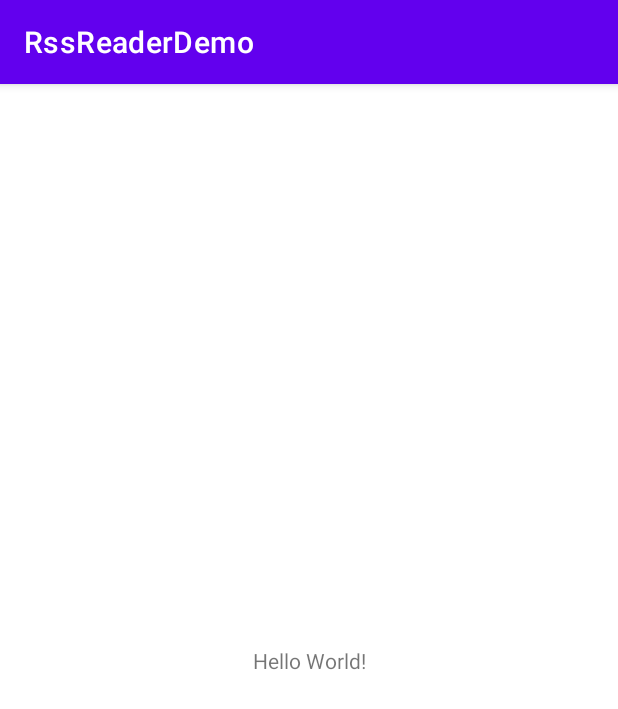
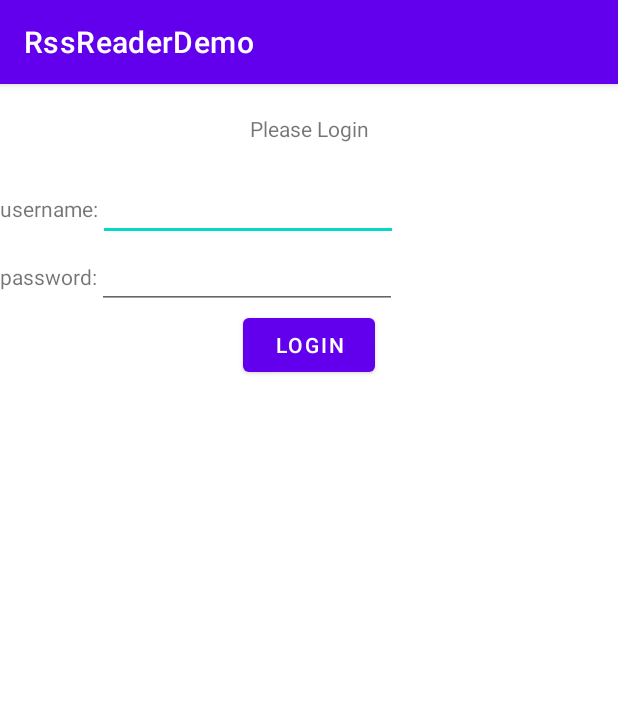
Before and after one commit to caspercba/RssReaderDemo, an Android app: the screen it shows after launch (MainActivity), on a phone screen of 412 x 824 dp. Shown: the top 709 px of the screen. Run offline under Robolectric (Android 15) with nearby library versions, the phone set to English and light mode, and no system bars; our stand-ins replace Dagger/Hilt's generated code.

Commit message:
Now working on the ui Added model/views Some interactions with Repository.kt Added dummy tests

```diff
--- a/app/src/main/java/com/gaspardeelias/rssreaderdemo/MainActivity.kt
+++ b/app/src/main/java/com/gaspardeelias/rssreaderdemo/MainActivity.kt
@@ -2,10 +2,27 @@ package com.gaspardeelias.rssreaderdemo
 
 import androidx.appcompat.app.AppCompatActivity
 import android.os.Bundle
+import com.gaspardeelias.rssreaderdemo.ui.ListFragment
+import com.gaspardeelias.rssreaderdemo.ui.LoginFragment
+import com.gaspardeelias.rssreaderdemo.utils.Prefs
+import dagger.hilt.android.AndroidEntryPoint
+import javax.inject.Inject
 
+@AndroidEntryPoint
 class MainActivity : AppCompatActivity() {
+
+    @Inject
+    lateinit var prefs: Prefs
+
     override fun onCreate(savedInstanceState: Bundle?) {
         super.onCreate(savedInstanceState)
         setContentView(R.layout.activity_main)
+        if (prefs.token.isEmpty()) {
+            supportFragmentManager.beginTransaction()
+                .replace(R.id.fragment_container, LoginFragment()).commit()
+        } else {
+            supportFragmentManager.beginTransaction()
+                .replace(R.id.fragment_container, ListFragment()).commit()
+        }
     }
 }
--- a/app/src/main/java/com/gaspardeelias/rssreaderdemo/di/AppModule.kt
+++ b/app/src/main/java/com/gaspardeelias/rssreaderdemo/di/AppModule.kt
@@ -1,11 +1,14 @@
 package com.gaspardeelias.rssreaderdemo.di
 
+import android.content.Context
 import com.gaspardeelias.rssreaderdemo.BuildConfig
 import com.gaspardeelias.rssreaderdemo.repository.RepositoryImpl
 import com.gaspardeelias.rssreaderdemo.repository.network.RssRetrofit
+import com.gaspardeelias.rssreaderdemo.utils.Prefs
 import dagger.Module
 import dagger.Provides
 import dagger.hilt.InstallIn
+import dagger.hilt.android.qualifiers.ApplicationContext
 import dagger.hilt.components.SingletonComponent
 import okhttp3.OkHttpClient
 import okhttp3.logging.HttpLoggingInterceptor
@@ -47,4 +50,9 @@ object AppModule {
     @Provides
     fun provideRepository(rssRetrofit: RssRetrofit) = RepositoryImpl(rssRetrofit)
 
+    @Singleton
+    @Provides
+    fun providePrefs(@ApplicationContext context: Context) = Prefs(context)
+
+
 }
--- a/app/src/main/java/com/gaspardeelias/rssreaderdemo/repository/Repository.kt
+++ b/app/src/main/java/com/gaspardeelias/rssreaderdemo/repository/Repository.kt
@@ -8,7 +8,7 @@ import com.gaspardeelias.rssreaderdemo.repository.network.dto.LoginDto
 
 interface Repository {
     suspend fun register(user: String, password: String): ResultWrapper<String>
-    suspend fun login(user: String, password: String): ResultWrapper<LoginDto>
+    suspend fun login(user: String, password: String): ResultWrapper<String>
     suspend fun feedSubscribe(url: String): ResultWrapper<Feed>
     suspend fun getFeeds(): ResultWrapper<List<Feed>>
     suspend fun getArticles(feedId: Int): ResultWrapper<List<Article>>
--- a/app/src/main/java/com/gaspardeelias/rssreaderdemo/repository/RepositoryImpl.kt
+++ b/app/src/main/java/com/gaspardeelias/rssreaderdemo/repository/RepositoryImpl.kt
@@ -10,6 +10,7 @@ import com.gaspardeelias.rssreaderdemo.repository.network.dto.RegisterRequest
 import kotlinx.coroutines.CoroutineDispatcher
 import kotlinx.coroutines.Dispatchers
 import kotlinx.coroutines.withContext
+import retrofit2.HttpException
 
 class RepositoryImpl(
     val rssRetrofit: RssRetrofit,
@@ -22,7 +23,7 @@ class RepositoryImpl(
         }
     }
 
-    override suspend fun login(user: String, password: String): ResultWrapper<LoginDto> {
+    override suspend fun login(user: String, password: String): ResultWrapper<String> {
         TODO("Not yet implemented")
     }
 
@@ -49,6 +50,7 @@ class RepositoryImpl(
     override suspend fun articleToggleRead(feedId: Int, articleId: Int): ResultWrapper<Boolean> {
         TODO("Not yet implemented")
     }
+}
 
 suspend fun <T> safeApiCall(
     dispatcher: CoroutineDispatcher,
@@ -62,4 +64,3 @@ class RepositoryImpl(
         }
     }
 }
-}
--- /dev/null
+++ b/app/src/main/java/com/gaspardeelias/rssreaderdemo/ui/ListFragment.kt
@@ -0,0 +1,6 @@
+package com.gaspardeelias.rssreaderdemo.ui
+
+import androidx.fragment.app.Fragment
+
+class ListFragment: Fragment() {
+}
--- /dev/null
+++ b/app/src/main/java/com/gaspardeelias/rssreaderdemo/ui/LoginFragment.kt
@@ -0,0 +1,37 @@
+package com.gaspardeelias.rssreaderdemo.ui
+
+import android.os.Bundle
+import android.view.LayoutInflater
+import android.view.View
+import android.view.ViewGroup
+import androidx.fragment.app.Fragment
+import androidx.fragment.app.viewModels
+import com.gaspardeelias.rssreaderdemo.R
+import com.gaspardeelias.rssreaderdemo.repository.network.RssRetrofit
+import javax.inject.Inject
+
+class LoginFragment: Fragment() {
+
+    private val viewModel: LoginVM by viewModels()
+
+    @Inject
+    lateinit var rssRetrofit: RssRetrofit
+
+    override fun onCreateView(
+        inflater: LayoutInflater,
+        container: ViewGroup?,
+        savedInstanceState: Bundle?
+    ): View? {
+        var view = inflater.inflate(R.layout.login_fragment, null)
+
+
+
+        return view
+    }
+
+    override fun onResume() {
+        super.onResume()
+
+    }
+
+}
--- /dev/null
+++ b/app/src/main/java/com/gaspardeelias/rssreaderdemo/utils/Prefs.kt
@@ -0,0 +1,18 @@
+package com.gaspardeelias.rssreaderdemo.utils
+
+import android.content.Context
+import android.content.SharedPreferences
+
+class Prefs(context: Context) {
+
+    private val preferences: SharedPreferences =
+        context.getSharedPreferences("prefs", Context.MODE_PRIVATE)
+
+    var token: String
+        get() = preferences.getString(TOKEN, "") ?: ""
+        set(value) = preferences.edit().putString(TOKEN, value).apply()
+
+    companion object {
+        private const val TOKEN = "token"
+    }
+}
--- a/app/src/main/res/layout/activity_main.xml
+++ b/app/src/main/res/layout/activity_main.xml
@@ -6,13 +6,10 @@
     android:layout_height="match_parent"
     tools:context=".MainActivity">
 
-    <TextView
-        android:layout_width="wrap_content"
-        android:layout_height="wrap_content"
-        android:text="Hello World!"
-        app:layout_constraintBottom_toBottomOf="parent"
-        app:layout_constraintLeft_toLeftOf="parent"
-        app:layout_constraintRight_toRightOf="parent"
-        app:layout_constraintTop_toTopOf="parent" />
+    <FrameLayout
+        android:id="@+id/fragment_container"
+        android:layout_width="match_parent"
+        android:layout_height="match_parent">
+    </FrameLayout>
 
 </androidx.constraintlayout.widget.ConstraintLayout>
--- /dev/null
+++ b/app/src/main/res/layout/login_fragment.xml
@@ -0,0 +1,49 @@
+<?xml version="1.0" encoding="utf-8"?>
+<LinearLayout
+    xmlns:android="http://schemas.android.com/apk/res/android"
+    xmlns:app="http://schemas.android.com/apk/res-auto"
+    android:layout_width="match_parent"
+    android:layout_height="match_parent"
+    android:orientation="vertical">
+
+    <TextView
+        android:layout_width="match_parent"
+        android:layout_height="wrap_content"
+        android:padding="20dp"
+        android:text="Please Login"
+        android:layout_gravity="center_horizontal"
+        android:textAlignment="center"/>
+
+    <LinearLayout
+        android:layout_width="match_parent"
+        android:layout_height="wrap_content"
+        android:orientation="horizontal">
+        <TextView
+            android:text="username:"
+            android:layout_width="wrap_content"
+            android:layout_height="wrap_content"/>
+        <EditText
+            android:id="@+id/user"
+            android:layout_width="200dp"
+            android:layout_height="wrap_content"/>
+    </LinearLayout>
+    <LinearLayout
+        android:layout_width="match_parent"
+        android:layout_height="wrap_content"
+        android:orientation="horizontal">
+        <TextView
+            android:text="password:"
+            android:layout_width="wrap_content"
+            android:layout_height="wrap_content"/>
+        <EditText
+            android:id="@+id/pass"
+            android:layout_width="200dp"
+            android:layout_height="wrap_content"/>
+    </LinearLayout>
+
+    <Button
+        android:text="Login"
+        android:layout_width="wrap_content"
+        android:layout_height="wrap_content"
+        android:layout_gravity="center"/>
+</LinearLayout>
```
Also changed, not shown: app/build.gradle (+12 -2 lines), app/src/main/java/com/gaspardeelias/rssreaderdemo/ui/LoginVM.kt (added, +43 -0 lines), 3 other files. Lines whose indentation alone changed are shown as unchanged.
